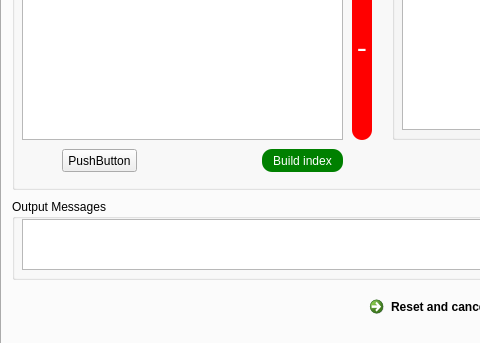
moh833/Word_Searcher, file mainwindow.ui: the form before one commit; both pictures show x 0 to 480 and y 216 to 559 of the 741 by 559 pixel window.
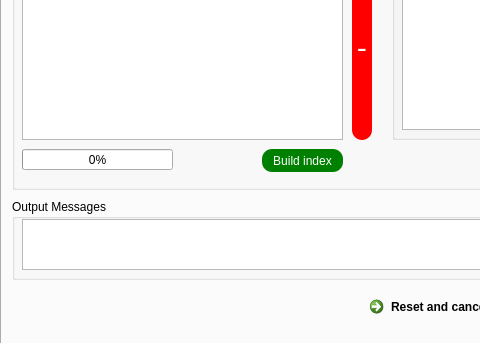
The form after the commit.

```diff
--- a/mainwindow.ui
+++ b/mainwindow.ui
@@ -318,20 +318,17 @@
         <string>Save built trie</string>
        </property>
       </widget>
-      <widget class="QPushButton" name="pushButton_8">
+      <widget class="QProgressBar" name="progress">
        <property name="geometry">
         <rect>
-         <x>50</x>
+         <x>10</x>
          <y>210</y>
-         <width>75</width>
-         <height>23</height>
+         <width>151</width>
+         <height>21</height>
         </rect>
        </property>
-       <property name="styleSheet">
-        <string notr="true"/>
-       </property>
-       <property name="text">
-        <string>PushButton</string>
+       <property name="value">
+        <number>0</number>
        </property>
       </widget>
      </widget>
```
